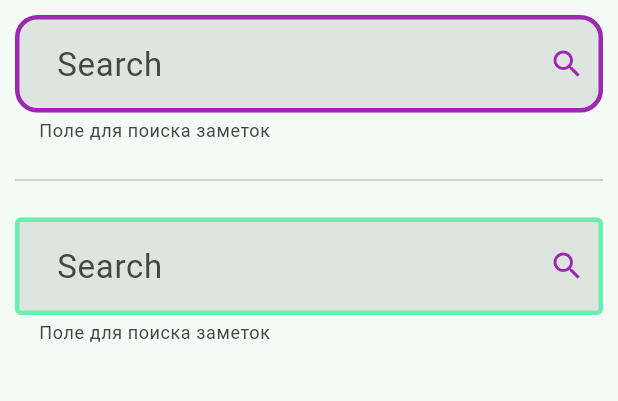
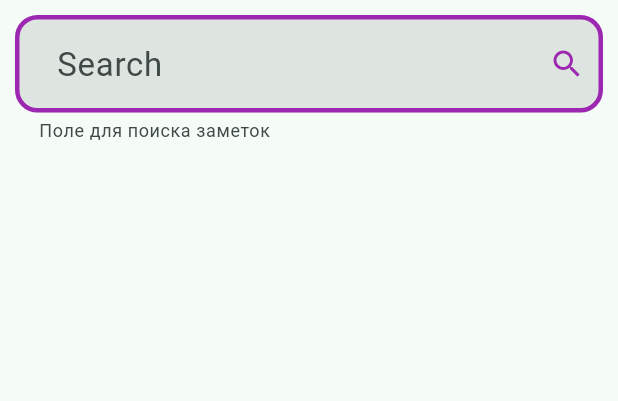
Before and after one commit to zsefvcx/flutter, a Flutter app: the screen it shows after launch, on a phone screen of 412 x 824 dp, the part 84-485 px from its top. Run offline on Flutter 3.47's test engine with Material 2 defaults, Android fonts, the phone set to English and light mode, and no system bars.

Commit message:
06_Layout homework done

```diff
--- a/06_Layout/text_field_styled/lib/main.dart
+++ b/06_Layout/text_field_styled/lib/main.dart
@@ -87,24 +87,24 @@ class _MyHomePageState extends State<MyHomePage> {
                     //_fieldText.clear();
                   },
                 ),
-                const Divider(height: 50,),
-                TextField(
-                  controller: _fieldText2,
-                  decoration: const InputDecoration(
-                    hintText: 'Введите значение',
-                    hintStyle: TextStyle(fontSize: 22),
-                    helperText: 'Поле для поиска заметок',
-                    suffixIcon: Icon(Icons.search),
-                    filled: true,
-                    suffixIconColor: Colors.purple,
-                    label: Text('  Search  ',style: TextStyle(fontSize: 22)),
-                  ),
-                  style: const TextStyle(fontSize: 22),
-                  onSubmitted: (value) {
-                    print(value);
-                    //_fieldText2.clear();
-                  },
-                ),
+                // const Divider(height: 50,),
+                // TextField(
+                //   controller: _fieldText2,
+                //   decoration: const InputDecoration(
+                //     hintText: 'Введите значение',
+                //     hintStyle: TextStyle(fontSize: 22),
+                //     helperText: 'Поле для поиска заметок',
+                //     suffixIcon: Icon(Icons.search),
+                //     filled: true,
+                //     suffixIconColor: Colors.purple,
+                //     label: Text('  Search  ',style: TextStyle(fontSize: 22)),
+                //   ),
+                //   style: const TextStyle(fontSize: 22),
+                //   onSubmitted: (value) {
+                //     print(value);
+                //     //_fieldText2.clear();
+                //   },
+                // ),
               ],
             ),
           ),
```
